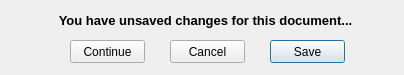
The window that dev/Code/Framework/AzToolsFramework/AzToolsFramework/UI/UICore/SaveChangesDialog.ui (aws/lumberyard) describes before a commit, drawn with Qt 5.
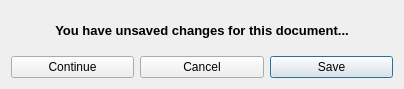
The same window after the commit.

What changed in the file:
```diff
--- a/dev/Code/Framework/AzToolsFramework/AzToolsFramework/UI/UICore/SaveChangesDialog.ui
+++ b/dev/Code/Framework/AzToolsFramework/AzToolsFramework/UI/UICore/SaveChangesDialog.ui
@@ -7,67 +7,48 @@
     <x>0</x>
     <y>0</y>
     <width>404</width>
-    <height>75</height>
+    <height>89</height>
    </rect>
   </property>
   <property name="windowTitle">
    <string>Save Changes</string>
   </property>
-  <property name="modal">
-   <bool>true</bool>
-  </property>
-  <widget class="QPushButton" name="SaveButton">
-   <property name="geometry">
-    <rect>
-     <x>270</x>
-     <y>40</y>
-     <width>75</width>
-     <height>23</height>
-    </rect>
-   </property>
-   <property name="text">
-    <string>Save</string>
-   </property>
-  </widget>
-  <widget class="QPushButton" name="CancelButton">
-   <property name="geometry">
-    <rect>
-     <x>170</x>
-     <y>40</y>
-     <width>75</width>
-     <height>23</height>
-    </rect>
-   </property>
-   <property name="text">
-    <string>Cancel</string>
-   </property>
-  </widget>
-  <widget class="QPushButton" name="ContinueButton">
-   <property name="geometry">
-    <rect>
-     <x>70</x>
-     <y>40</y>
-     <width>75</width>
-     <height>23</height>
-    </rect>
-   </property>
-   <property name="text">
-    <string>Continue</string>
-   </property>
-  </widget>
-  <widget class="QLabel" name="label">
-   <property name="geometry">
-    <rect>
-     <x>10</x>
-     <y>0</y>
-     <width>391</width>
-     <height>41</height>
-    </rect>
-   </property>
-   <property name="text">
-    <string>&lt;html&gt;&lt;head/&gt;&lt;body&gt;&lt;p align=&quot;center&quot;&gt;&lt;span style=&quot; font-size:10pt; font-weight:600;&quot;&gt;You have unsaved changes for this document...&lt;/span&gt;&lt;/p&gt;&lt;/body&gt;&lt;/html&gt;</string>
-   </property>
-  </widget>
+  <layout class="QGridLayout" name="gridLayout">
+   <item row="0" column="0" colspan="3">
+    <widget class="QLabel" name="label">
+     <property name="text">
+      <string>&lt;html&gt;&lt;head/&gt;&lt;body&gt;&lt;p align=&quot;center&quot;&gt;&lt;span style=&quot; font-size:10pt; font-weight:600;&quot;&gt;You have unsaved changes for this document...&lt;/span&gt;&lt;/p&gt;&lt;/body&gt;&lt;/html&gt;</string>
+     </property>
+     <property name="margin">
+      <number>10</number>
+     </property>
+    </widget>
+   </item>
+   <item row="1" column="0">
+    <widget class="QPushButton" name="ContinueButton">
+     <property name="text">
+      <string>Continue</string>
+     </property>
+    </widget>
+   </item>
+   <item row="1" column="1">
+    <widget class="QPushButton" name="CancelButton">
+     <property name="text">
+      <string>Cancel</string>
+     </property>
+    </widget>
+   </item>
+   <item row="1" column="2">
+    <widget class="QPushButton" name="SaveButton">
+     <property name="text">
+      <string>Save</string>
+     </property>
+     <property name="default">
+      <bool>true</bool>
+     </property>
+    </widget>
+   </item>
+  </layout>
   <zorder>label</zorder>
   <zorder>SaveButton</zorder>
   <zorder>CancelButton</zorder>
```
